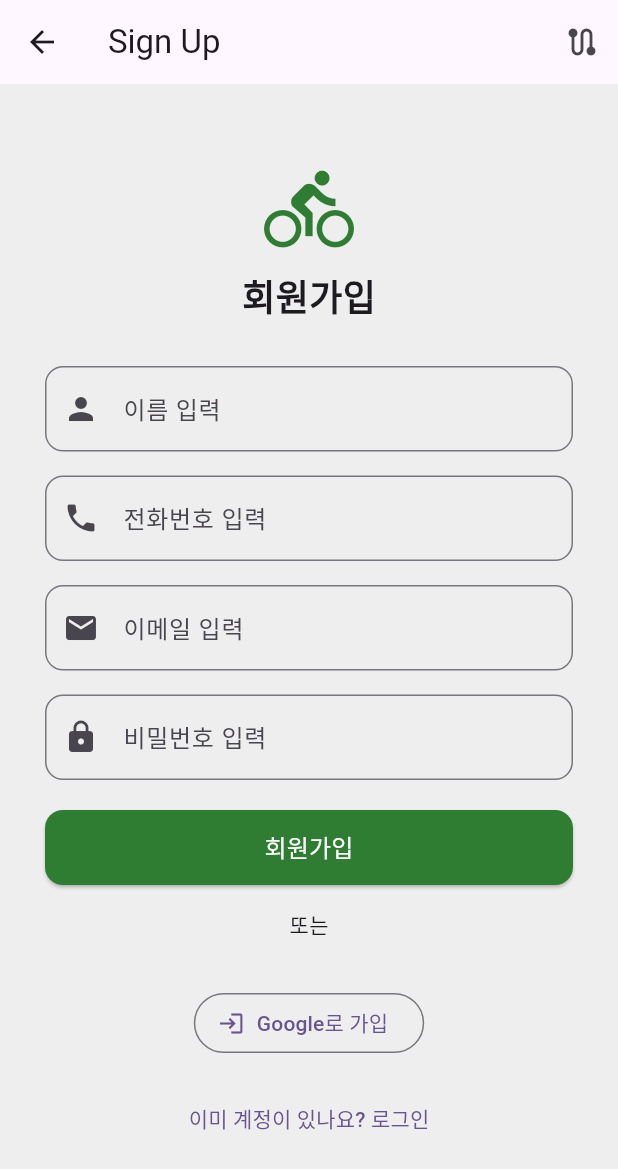
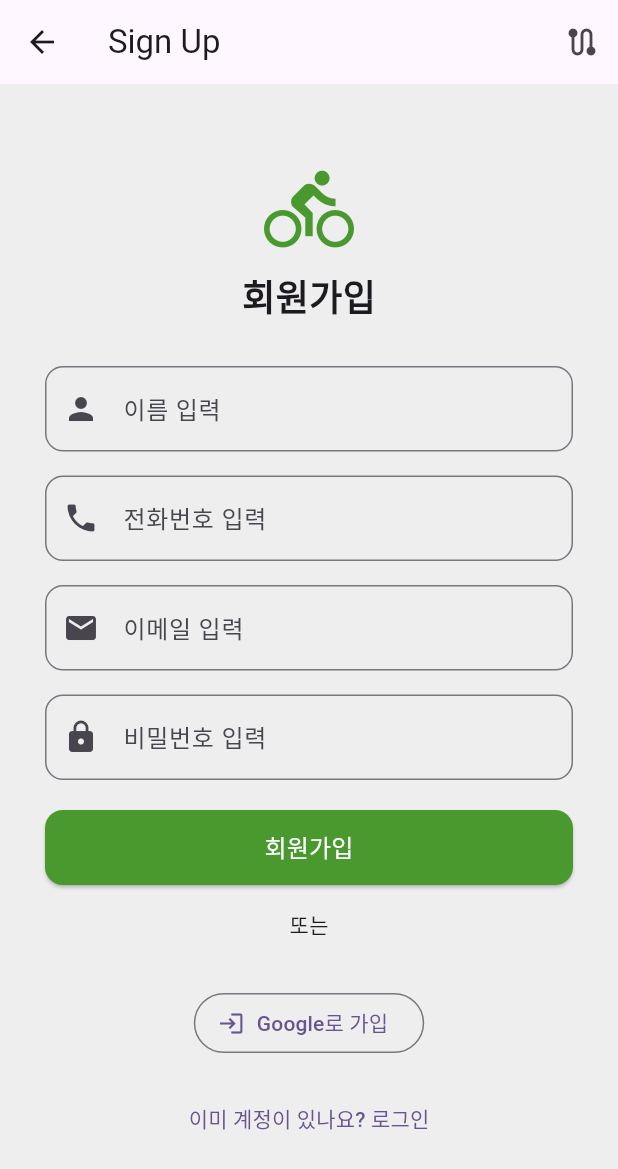
Before and after one commit to Hgracefield/beangle_project, a Flutter app: the screen it shows after launch, after a tap on "회원가입", on a phone screen of 412 x 824 dp. Shown: the top 1169 px of the screen. Run offline on Flutter 3.47's test engine with Material 3 defaults, Android fonts, the phone set to English and light mode, and no system bars; our stand-ins replace flutter_local_notifications, flutter_map, geolocator, get, get_storage, google_sign_in and 1 more; missing offline and left inert: google_sign_in_web.

```diff
--- a/beangle_app/lib/auth/auth_page.dart
+++ b/beangle_app/lib/auth/auth_page.dart
@@ -243,7 +243,7 @@ class _AuthPageState extends State<AuthPage> {
           child: Column(
             mainAxisAlignment: MainAxisAlignment.center,
             children: [
-              Icon(Icons.directions_bike, size: 60, color: Color(0xFF2E7D32)),
+              Icon(Icons.directions_bike, size: 60, color: Color(0xFF49992E)),
               SizedBox(height: 10),
               Text("빙글", style: TextStyle(fontSize: 24, fontWeight: FontWeight.bold)),
 
--- a/beangle_app/lib/auth/auth_sign_page.dart
+++ b/beangle_app/lib/auth/auth_sign_page.dart
@@ -244,7 +244,7 @@ class _AuthSignPageState extends State<AuthSignPage> {
           child: Column(
             mainAxisAlignment: MainAxisAlignment.center,
             children: [
-              Icon(Icons.directions_bike, size: 60, color: Color(0xFF2E7D32)),
+              Icon(Icons.directions_bike, size: 60, color: Color(0xFF49992E)),
               SizedBox(height: 10),
               Text("회원가입", style: TextStyle(fontSize: 24, fontWeight: FontWeight.bold)),
 
--- a/beangle_app/lib/auth/primaryButton.dart
+++ b/beangle_app/lib/auth/primaryButton.dart
@@ -17,7 +17,7 @@ class PrimaryButton extends StatelessWidget {
       height: 50,
       child: ElevatedButton(
         style: ElevatedButton.styleFrom(
-          backgroundColor: Color(0xFF2E7D32),
+          backgroundColor: Color(0xFF49992E),
           foregroundColor: Colors.white,
           shape: RoundedRectangleBorder(
             borderRadius: BorderRadius.circular(12),
```
Also changed, not shown: 1 other file.
